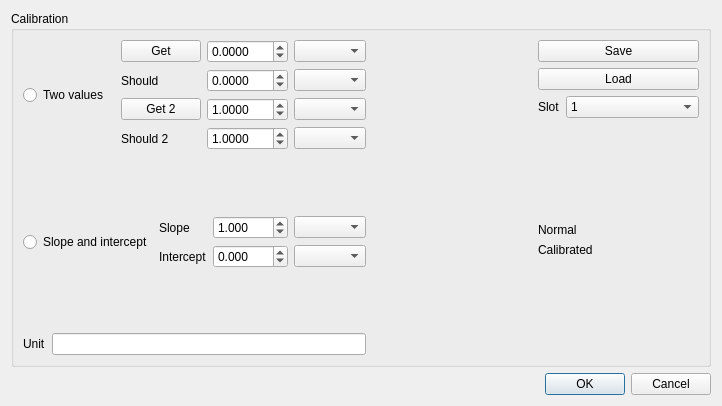
First picture: the form in MeasurementValueLogging/ui_data/deviceSettingsDialog.ui, repository leezu/MeasurementValueLogging, before the edit.
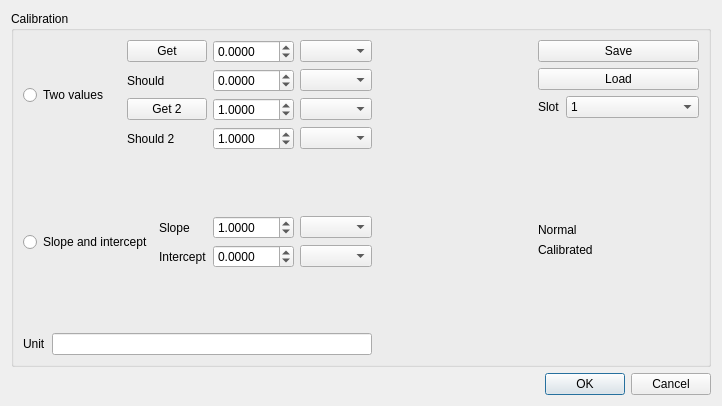
Second picture: the form after the edit.

```diff
--- a/MeasurementValueLogging/ui_data/deviceSettingsDialog.ui
+++ b/MeasurementValueLogging/ui_data/deviceSettingsDialog.ui
@@ -240,7 +240,7 @@
               <item>
                <widget class="QDoubleSpinBox" name="slope">
                 <property name="decimals">
-                 <number>3</number>
+                 <number>4</number>
                 </property>
                 <property name="minimum">
                  <double>-100.000000000000000</double>
@@ -263,7 +263,7 @@
               <item>
                <widget class="QDoubleSpinBox" name="intercept">
                 <property name="decimals">
-                 <number>3</number>
+                 <number>4</number>
                 </property>
                 <property name="minimum">
                  <double>-100.000000000000000</double>
```
Left out of the diff: 6 changed lines with no effect on the pictures.
